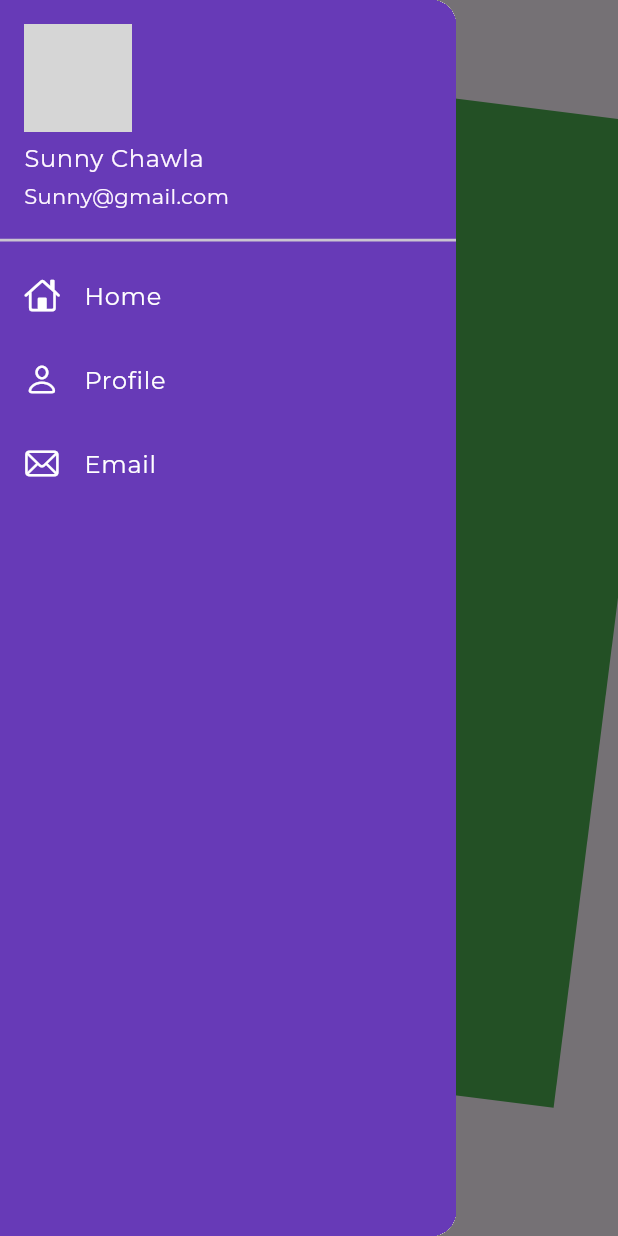
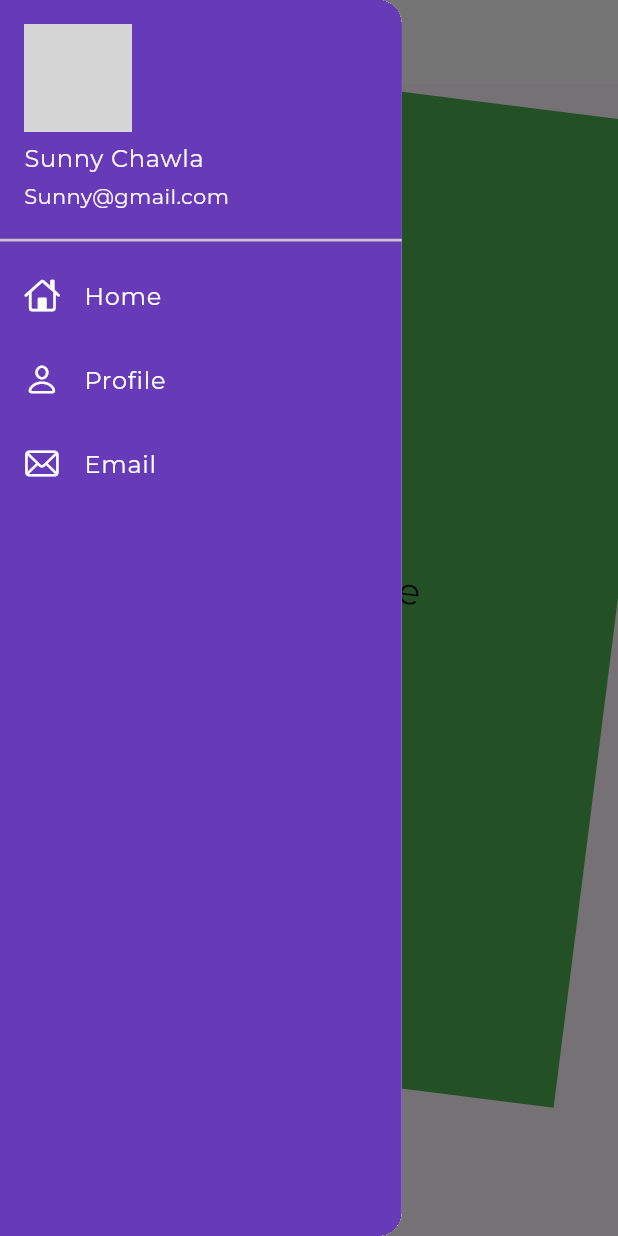
Before and after one commit to Sunny-india/codepur, a Flutter app: the screen it shows after launch, with the side drawer open, on a phone screen of 412 x 824 dp. Run offline on Flutter 3.47's test engine with Material 2 defaults, Android fonts, the phone set to English and light mode, and no system bars; drawn by our look-alikes of flutter_animate; our stand-ins replace firebase_core, google_fonts; accounts and stored records are empty; network calls fail; grey boxes are pictures that could not be loaded.

Commit message:
some minors in theme

```diff
--- a/lib/my_widgets/my_drawer_page.dart
+++ b/lib/my_widgets/my_drawer_page.dart
@@ -9,6 +9,7 @@ class MyDrawerPage extends StatelessWidget {
     String profileImageUrl =
         'https://images.unsplash.com/photo-1492269815085-88eb3ffe14e5?ixlib=rb-4.0.3&ixid=M3wxMjA3fDB8MHxwaG90by1wYWdlfHx8fGVufDB8fHx8fA%3D%3D&auto=format&fit=crop&w=3538&q=80';
     return Drawer(
+      width: MediaQuery.sizeOf(context).width * .65,
       child: Container(
         decoration: const BoxDecoration(color: Colors.deepPurple),
         child: ListView(children: [
--- a/lib/utils.dart
+++ b/lib/utils.dart
@@ -7,6 +7,10 @@ class Utils {
     return ThemeData(
       appBarTheme: const AppBarTheme(
         centerTitle: true,
+        color: Colors.white,
+        elevation: 0,
+        iconTheme: IconThemeData(color: Colors.black),
+        titleTextStyle: TextStyle(color: Colors.black),
       ),
       // button decoration
       elevatedButtonTheme: ElevatedButtonThemeData(
@@ -27,6 +31,6 @@ class Utils {
   }
 
   static ThemeData myDarkTheme() {
-    return ThemeData();
+    return ThemeData(brightness: Brightness.dark);
   }
 }
```
Also changed, not shown: pubspec.lock, 2 other files.
